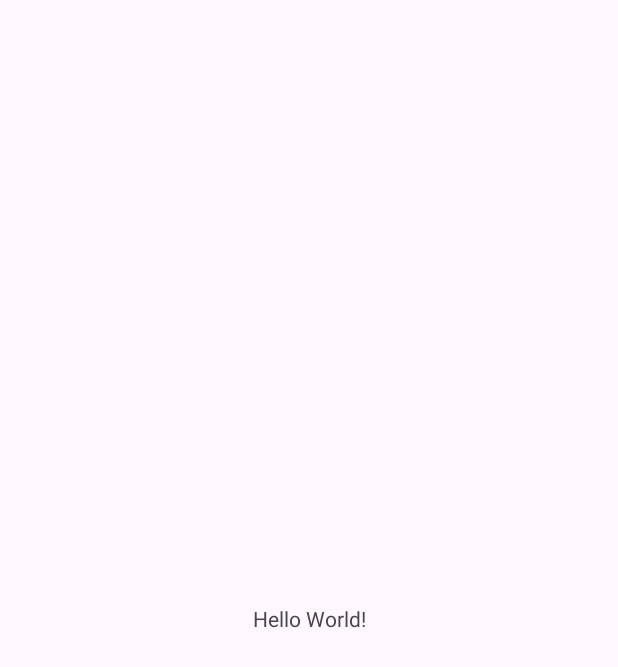
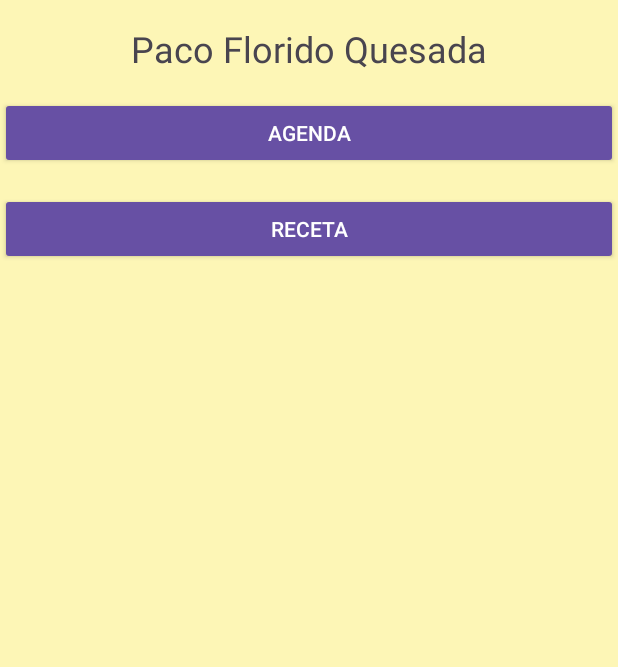
Before and after one commit to pacoFlorido/Practica2, an Android app: the screen it shows after launch (MainActivity), on a phone screen of 412 x 824 dp. Before the commit the part shown is almost empty. Shown: the top 667 px of the screen. Run offline under Robolectric (Android 15) with nearby library versions, the phone set to English and light mode, and no system bars.

Commit message:
Creando layout de activity_agenda.xml

```diff
--- a/app/src/main/AndroidManifest.xml
+++ b/app/src/main/AndroidManifest.xml
@@ -13,6 +13,9 @@
         android:theme="@style/Theme.Practica2"
         tools:targetApi="31">
         <activity
+            android:name=".Agenda"
+            android:exported="false" />
+        <activity
             android:name=".MainActivity"
             android:exported="true">
             <intent-filter>
--- a/app/src/main/res/layout/activity_main.xml
+++ b/app/src/main/res/layout/activity_main.xml
@@ -4,15 +4,39 @@
     xmlns:tools="http://schemas.android.com/tools"
     android:layout_width="match_parent"
     android:layout_height="match_parent"
+    android:background="#FDF6B6"
     tools:context=".MainActivity">
 
     <TextView
+        android:id="@+id/tvNombre"
         android:layout_width="wrap_content"
         android:layout_height="wrap_content"
-        android:text="Hello World!"
-        app:layout_constraintBottom_toBottomOf="parent"
+        android:layout_marginTop="16dp"
+        android:text="@string/nombre"
+        android:textSize="24sp"
         app:layout_constraintEnd_toEndOf="parent"
         app:layout_constraintStart_toStartOf="parent"
         app:layout_constraintTop_toTopOf="parent" />
 
+    <Button
+        android:id="@+id/btAgenda"
+        style="@style/Widget.AppCompat.Button.Colored"
+        android:layout_width="0dp"
+        android:layout_height="wrap_content"
+        android:layout_marginTop="16dp"
+        android:text="Agenda"
+        app:layout_constraintEnd_toEndOf="parent"
+        app:layout_constraintStart_toStartOf="parent"
+        app:layout_constraintTop_toBottomOf="@+id/tvNombre" />
+
+    <Button
+        android:id="@+id/btReceta"
+        style="@style/Widget.AppCompat.Button.Colored"
+        android:layout_width="0dp"
+        android:layout_height="wrap_content"
+        android:layout_marginTop="16dp"
+        android:text="Receta"
+        app:layout_constraintEnd_toEndOf="parent"
+        app:layout_constraintStart_toStartOf="parent"
+        app:layout_constraintTop_toBottomOf="@+id/btAgenda" />
 </androidx.constraintlayout.widget.ConstraintLayout>
--- a/app/src/main/res/values/strings.xml
+++ b/app/src/main/res/values/strings.xml
@@ -1,3 +1,9 @@
 <resources>
     <string name="app_name">Practica2</string>
+    <string name="nombre">Paco Florido Quesada</string>
+    <string name="nuevo_contacto">Nuevo Contacto</string>
+    <string name="name">Name</string>
+    <string name="apellidos">Apellidos</string>
+    <string name="tel_fono">Teléfono</string>
+    <string name="notas">Notas</string>
 </resources>
```
Also changed, not shown: app/src/main/java/net/iesochoa/pacofloridoquesada/practica2/Agenda.kt (added, +11 -0 lines), app/src/main/res/layout/activity_agenda.xml (added, +72 -0 lines).
